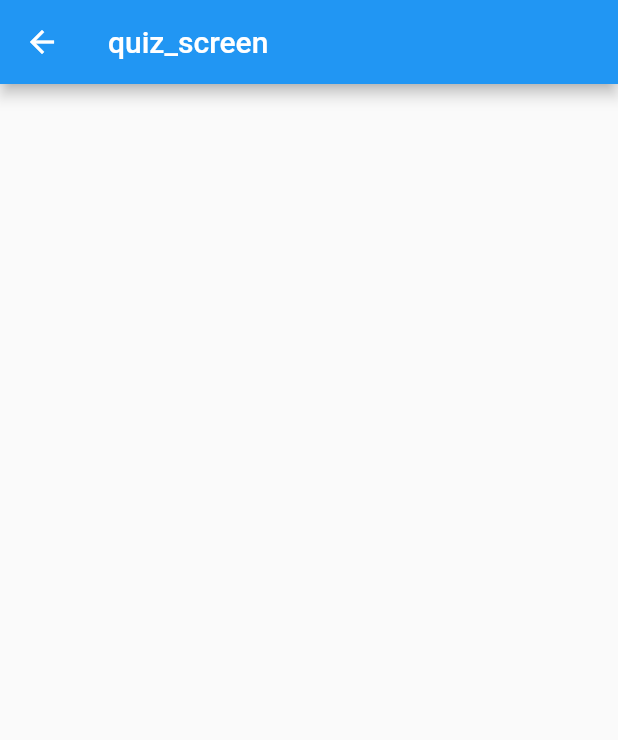
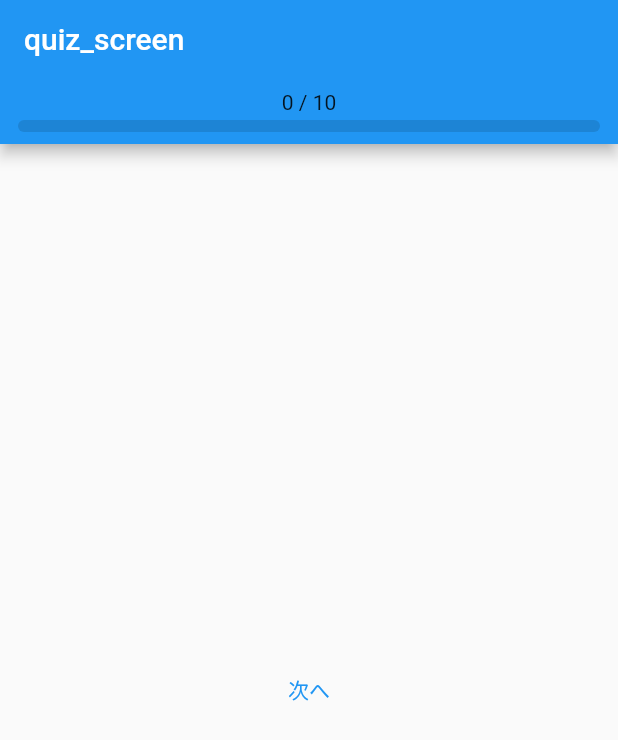
Before and after one commit to hayabusabusa/yrzy-hackathon-flutter, a Flutter app: the QuizScreen screen opened directly, on a phone screen of 412 x 824 dp. Shown: the top 740 px of the screen. Run offline on Flutter 3.47's test engine with Material 2 defaults, Android fonts, the phone set to English and light mode, and no system bars.

Commit message:
ui: add progress bar widget and example

```diff
--- a/lib/main.dart
+++ b/lib/main.dart
@@ -10,7 +10,7 @@ class App extends StatelessWidget {
   @override
   Widget build(BuildContext context) {
     return MaterialApp(
-      home: HomeScreen(),
+      home: QuizScreen(),
     );
   }
 }
--- a/lib/screens/quiz_screen.dart
+++ b/lib/screens/quiz_screen.dart
@@ -1,12 +1,41 @@
 import 'package:flutter/material.dart';
 
-class QuizScreen extends StatelessWidget {
+import 'package:yrzy_hackathon/widgets/widgets.dart';
+
+class QuizScreen extends StatefulWidget {
+  @override
+  _QuizScreenState createState() => _QuizScreenState();
+}
+
+class _QuizScreenState extends State<QuizScreen> {
+  int _current = 0;
+
   @override
   Widget build(BuildContext context) {
     return Scaffold(
       appBar: AppBar(
         title: Text('quiz_screen'),
-      )
+        bottom: PreferredSize(
+          child: ProgressBar(
+            max: 10,
+            current: _current,
+            barColor: Colors.orange,
+          ),
+          preferredSize: ProgressBar.preferredSize
+        ),
+      ),
+      body: Center(
+        child: TextButton(
+          onPressed: () {
+            setState(() {
+              _current = _current <= 9
+                ? _current + 1
+                : 0;
+            });
+          },
+          child: Text('次へ'),
+        ),
+      ),
     );
   }
 }
--- /dev/null
+++ b/lib/widgets/progress_bar.dart
@@ -0,0 +1,123 @@
+import 'package:flutter/material.dart';
+
+class ProgressBar extends StatefulWidget {
+  /// `AppBar` の `bottom` に指定するために必要なサイズ.
+  static Size preferredSize = Size.fromHeight(40);
+
+  /// 分母となる最大値.
+  final int max;
+  /// 現在の値、この値は `max` 以下にならないとエラーになる.
+  final int current;
+  /// バーの色.
+  final Color barColor;
+
+  ProgressBar({
+    Key? key,
+    required this.max,
+    required this.current,
+    this.barColor = Colors.blue,
+  }): assert(current <= max),
+      super(key: key);
+
+  @override
+  _ProgressBarState createState() => _ProgressBarState();
+}
+
+class _ProgressBarState extends State<ProgressBar> with TickerProviderStateMixin {
+  late Animation<double> _animation;
+  late final AnimationController _animationController;
+
+  @override
+  void initState() {
+    super.initState();
+
+    final end = widget.current / widget.max;
+    _animationController = AnimationController(vsync: this, duration: Duration(milliseconds: 200));
+    _animation = Tween<double>(begin: 0, end: end)
+      .animate(CurvedAnimation(parent: _animationController, curve: Curves.easeInOut))
+      ..addListener(() {
+        setState(() { });
+      });
+
+    _animationController.forward();
+  }
+
+  @override
+  void didUpdateWidget(covariant ProgressBar oldWidget) {
+    super.didUpdateWidget(oldWidget);
+
+    if (oldWidget.current != widget.current) {
+      final begin = oldWidget.current / oldWidget.max;
+      final end = widget.current / widget.max;
+
+      _animationController.duration = Duration(milliseconds: 200);
+      _animation = Tween(begin: begin, end: end)
+        .animate(CurvedAnimation(parent: _animationController, curve: Curves.easeInOut))
+        ..addListener(() {
+          setState(() { });
+        });
+
+      _animationController.forward(from: 0);
+    }
+  }
+
+  @override
+  void dispose() {
+    _animationController.dispose();
+    super.dispose();
+  }
+
+  @override
+  Widget build(BuildContext context) {
+    return Padding(
+      padding: const EdgeInsets.symmetric(vertical: 8, horizontal: 12),
+      child: Column(
+        mainAxisSize: MainAxisSize.min,
+        crossAxisAlignment: CrossAxisAlignment.stretch,
+        children: [
+          Text(
+            '${this.widget.current} / ${this.widget.max}',
+            textAlign: TextAlign.center,
+          ),
+          const SizedBox(height: 4),
+          CustomPaint(
+            size: Size.fromHeight(8),
+            foregroundPainter: _ProgressPainter(
+              barColor: this.widget.barColor,
+              currentProgress: _animation.value,
+            ),
+          ),
+        ],
+      ),
+    );
+  }
+}
+
+class _ProgressPainter extends CustomPainter {
+  Color barColor;
+  double currentProgress;
+
+  _ProgressPainter({
+    required this.barColor,
+    required this.currentProgress,
+  });
+
+  @override
+  void paint(Canvas canvas, Size size) {
+    final outerRrect = RRect.fromLTRBR(0, 0, size.width, size.height, Radius.circular(size.height / 2));
+    final innerRrect = RRect.fromLTRBR(0, 0, size.width * currentProgress, size.height, Radius.circular(size.height / 2));
+
+    final outerPaint = Paint();
+    outerPaint.color = Colors.black12;
+    final innerPaint = Paint();
+    innerPaint.color = barColor;
+
+    canvas.drawRRect(outerRrect, outerPaint);
+    canvas.drawRRect(innerRrect, innerPaint);
+  }
+
+  @override
+  bool shouldRepaint(covariant CustomPainter oldDelegate) {
+    return currentProgress <= 100;
+  }
+}
--- a/lib/widgets/widgets.dart
+++ b/lib/widgets/widgets.dart
@@ -0,0 +1 @@
+export './progress_bar.dart';
```
